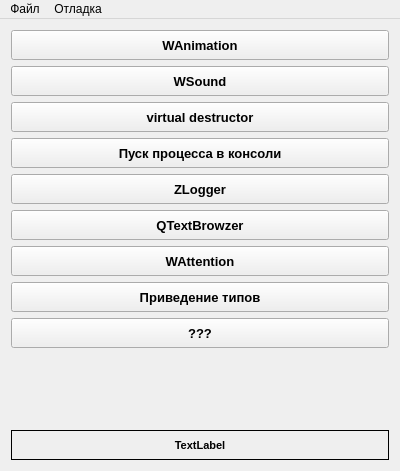
Zurg-13/cpp, file TestQt/src/FMain.ui: the form before one commit.
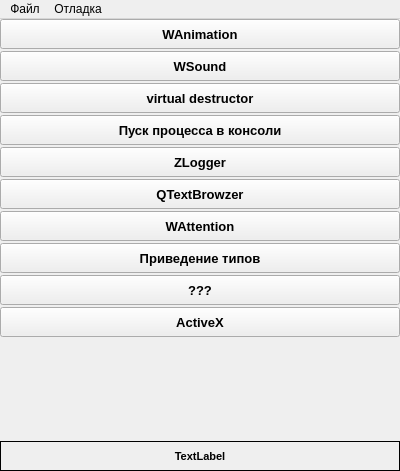
The form after the commit.

Commit message: ActiveX, тестовое окружение.

What changed in the file:
```diff
--- a/TestQt/src/FMain.ui
+++ b/TestQt/src/FMain.ui
@@ -15,6 +15,21 @@
   </property>
   <widget class="QWidget" name="cw">
    <layout class="QVBoxLayout" name="verticalLayout">
+    <property name="spacing">
+     <number>2</number>
+    </property>
+    <property name="leftMargin">
+     <number>0</number>
+    </property>
+    <property name="topMargin">
+     <number>0</number>
+    </property>
+    <property name="rightMargin">
+     <number>0</number>
+    </property>
+    <property name="bottomMargin">
+     <number>0</number>
+    </property>
     <item>
      <widget class="QPushButton" name="btAnimation">
       <property name="minimumSize">
@@ -225,6 +240,32 @@
       </property>
      </widget>
     </item>
+    <item>
+     <widget class="QPushButton" name="btActiveX">
+      <property name="minimumSize">
+       <size>
+        <width>0</width>
+        <height>30</height>
+       </size>
+      </property>
+      <property name="maximumSize">
+       <size>
+        <width>16777215</width>
+        <height>30</height>
+       </size>
+      </property>
+      <property name="font">
+       <font>
+        <pointsize>10</pointsize>
+        <weight>75</weight>
+        <bold>true</bold>
+       </font>
+      </property>
+      <property name="text">
+       <string>ActiveX</string>
+      </property>
+     </widget>
+    </item>
     <item>
      <spacer name="spc">
       <property name="orientation">
```
The commit also changes 7 other files.
